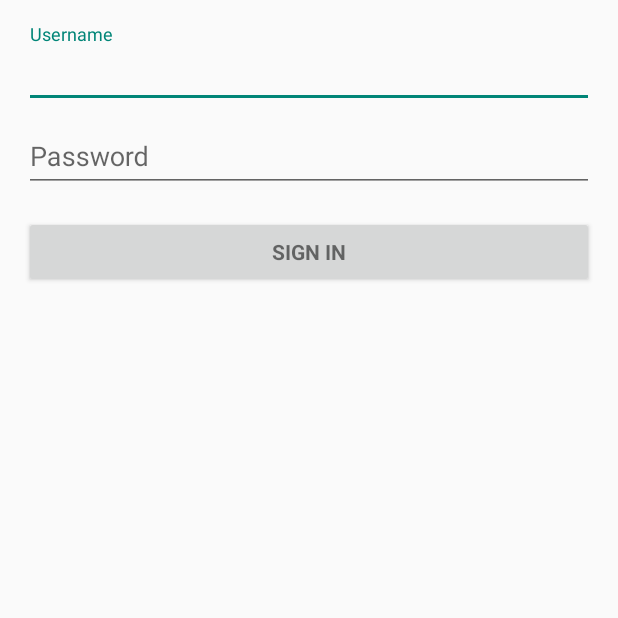
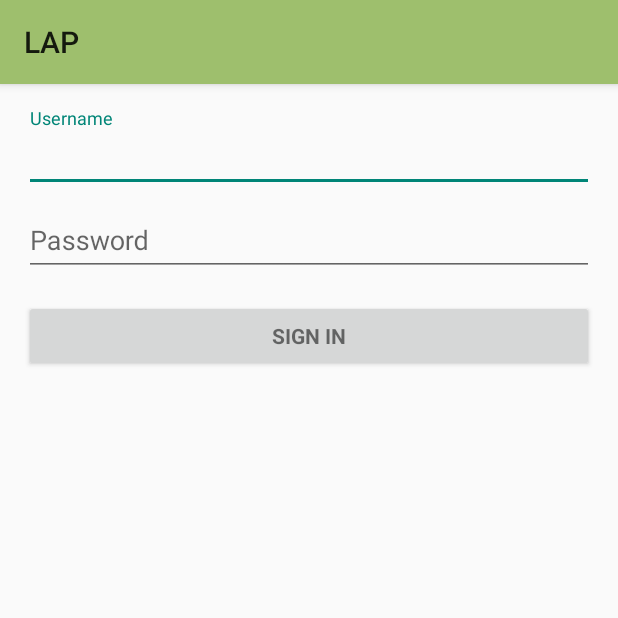
Before and after one commit to LAP-2016-CSULA/Android-GUI, an Android app: the screen it shows after launch (LoginActivity), on a phone screen of 412 x 824 dp, the top half of it. Run offline under Robolectric (Android 15) with nearby library versions, the phone set to English and light mode, and no system bars.

Commit message:
added app bar to all activities, added images to species list
also removed toasts from map activity

```diff
--- a/LAP/app/src/main/java/com/example/romsm/lap/LoginActivity.java
+++ b/LAP/app/src/main/java/com/example/romsm/lap/LoginActivity.java
@@ -10,6 +10,7 @@ import android.support.v7.app.AppCompatActivity;
 import android.os.AsyncTask;
 import android.os.Build;
 import android.os.Bundle;
+import android.support.v7.widget.Toolbar;
 import android.text.TextUtils;
 import android.util.Log;
 import android.view.KeyEvent;
@@ -60,6 +61,9 @@ public class LoginActivity extends AppCompatActivity {
     protected void onCreate(Bundle savedInstanceState) {
         super.onCreate(savedInstanceState);
         setContentView(R.layout.activity_login);
+        Toolbar myToolbar = (Toolbar) findViewById(R.id.my_toolbar);
+        setSupportActionBar(myToolbar);
+
         // Set up the login form.
         mUsernameView = (AutoCompleteTextView) findViewById(R.id.username);
 
--- a/LAP/app/src/main/java/com/example/romsm/lap/TreeInfoActivity.java
+++ b/LAP/app/src/main/java/com/example/romsm/lap/TreeInfoActivity.java
@@ -6,6 +6,7 @@ import android.graphics.BitmapFactory;
 import android.os.AsyncTask;
 import android.os.Bundle;
 import android.support.v7.app.AppCompatActivity;
+import android.support.v7.widget.Toolbar;
 import android.util.Log;
 import android.view.View;
 import android.widget.Button;
@@ -27,6 +28,8 @@ public class TreeInfoActivity extends AppCompatActivity {
     protected void onCreate(Bundle savedInstanceState) {
         super.onCreate(savedInstanceState);
         setContentView(R.layout.activity_tree_info);
+        Toolbar myToolbar = (Toolbar) findViewById(R.id.my_toolbar);
+        setSupportActionBar(myToolbar);
 
         Intent intent = getIntent();
 
--- a/LAP/app/src/main/java/com/example/romsm/lap/TreeQuestionsActivity.java
+++ b/LAP/app/src/main/java/com/example/romsm/lap/TreeQuestionsActivity.java
@@ -5,6 +5,7 @@ import android.net.Uri;
 import android.os.AsyncTask;
 import android.os.Bundle;
 import android.support.v7.app.AppCompatActivity;
+import android.support.v7.widget.Toolbar;
 import android.util.Log;
 import android.util.SparseBooleanArray;
 import android.view.View;
@@ -44,6 +45,8 @@ public class TreeQuestionsActivity extends AppCompatActivity {
     protected void onCreate(Bundle savedInstanceState) {
         super.onCreate(savedInstanceState);
         setContentView(R.layout.activity_tree_questions_list);
+        Toolbar myToolbar = (Toolbar) findViewById(R.id.my_toolbar);
+        setSupportActionBar(myToolbar);
 
         Intent intent = getIntent();
         user = (UserAccount) intent.getSerializableExtra("userTokens");
--- a/LAP/app/src/main/java/com/example/romsm/lap/TreeSpeciesListActivity.java
+++ b/LAP/app/src/main/java/com/example/romsm/lap/TreeSpeciesListActivity.java
@@ -4,6 +4,7 @@ import android.content.Intent;
 import android.os.AsyncTask;
 import android.os.Bundle;
 import android.support.v7.app.AppCompatActivity;
+import android.support.v7.widget.Toolbar;
 import android.util.Log;
 import android.view.View;
 import android.widget.AdapterView;
@@ -36,6 +37,8 @@ public class TreeSpeciesListActivity extends AppCompatActivity {
     protected void onCreate(Bundle savedInstanceState) {
         super.onCreate(savedInstanceState);
         setContentView(R.layout.activity_tree_species_list);
+        Toolbar myToolbar = (Toolbar) findViewById(R.id.my_toolbar);
+        setSupportActionBar(myToolbar);
 
         Intent intent = getIntent();
         user = (UserAccount) intent.getSerializableExtra("userTokens");
--- a/LAP/app/src/main/res/layout/activity_login.xml
+++ b/LAP/app/src/main/res/layout/activity_login.xml
@@ -2,13 +2,27 @@
     xmlns:tools="http://schemas.android.com/tools"
     android:layout_width="match_parent"
     android:layout_height="match_parent"
+    xmlns:app="http://schemas.android.com/apk/res-auto"
     android:gravity="center_horizontal"
     android:orientation="vertical"
+    tools:context="com.example.romsm.lap.LoginActivity">
+
+    <android.support.v7.widget.Toolbar
+        android:id="@+id/my_toolbar"
+        android:layout_width="match_parent"
+        android:layout_height="?attr/actionBarSize"
+        android:background="@color/tree_green"
+        android:elevation="4dp"
+        android:theme="@style/ThemeOverlay.AppCompat.ActionBar"
+        app:popupTheme="@style/ThemeOverlay.AppCompat.Light"/>
+
+    <FrameLayout
+        android:layout_width="match_parent"
+        android:layout_height="match_parent"
         android:paddingBottom="@dimen/activity_vertical_margin"
         android:paddingLeft="@dimen/activity_horizontal_margin"
         android:paddingRight="@dimen/activity_horizontal_margin"
-    android:paddingTop="@dimen/activity_vertical_margin"
-    tools:context="com.example.romsm.lap.LoginActivity">
+        android:paddingTop="@dimen/activity_vertical_margin">
 
         <!-- Login progress -->
         <ProgressBar
@@ -74,4 +88,5 @@
 
             </LinearLayout>
         </ScrollView>
+    </FrameLayout>
 </LinearLayout>
--- a/LAP/app/src/main/res/layout/activity_maps.xml
+++ b/LAP/app/src/main/res/layout/activity_maps.xml
@@ -9,7 +9,7 @@
         android:id="@+id/my_toolbar"
         android:layout_width="match_parent"
         android:layout_height="?attr/actionBarSize"
-        android:background="?attr/colorPrimary"
+        android:background="@color/tree_green"
         android:elevation="4dp"
         android:theme="@style/ThemeOverlay.AppCompat.ActionBar"
         app:popupTheme="@style/ThemeOverlay.AppCompat.Light"/>
--- a/LAP/app/src/main/res/values/colors.xml
+++ b/LAP/app/src/main/res/values/colors.xml
@@ -3,4 +3,5 @@
     <color name="colorPrimary">#3F51B5</color>
     <color name="colorPrimaryDark">#303F9F</color>
     <color name="colorAccent">#FF4081</color>
+    <color name="tree_green">#9EBF6D</color>
 </resources>
```
Also changed, not shown: LAP/app/src/main/java/com/example/romsm/lap/MapsActivity.java (+0 -9 lines), LAP/app/src/main/java/com/example/romsm/lap/TreeSpeciesAdapter.java (+34 -2 lines), LAP/app/src/main/res/layout/activity_tree_info.xml (+19 -5 lines), LAP/app/src/main/res/layout/activity_tree_questions_list.xml (+10 -4 lines), LAP/app/src/main/res/layout/activity_tree_species_list.xml (+19 -3 lines), LAP/app/src/main/res/layout/item_tree_species.xml (+13 -9 lines). Lines whose indentation alone changed are shown as unchanged.
